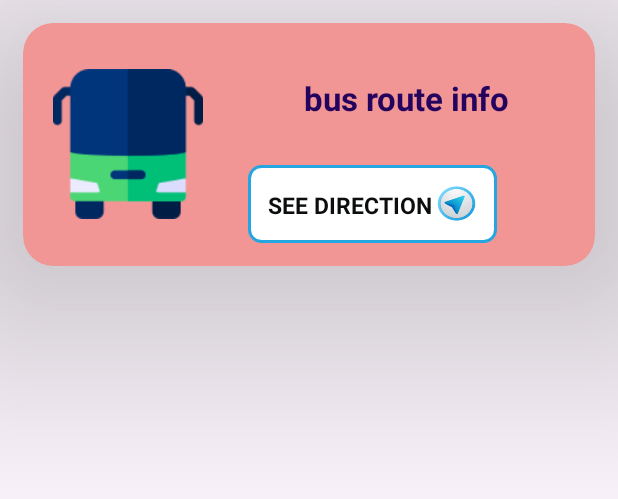
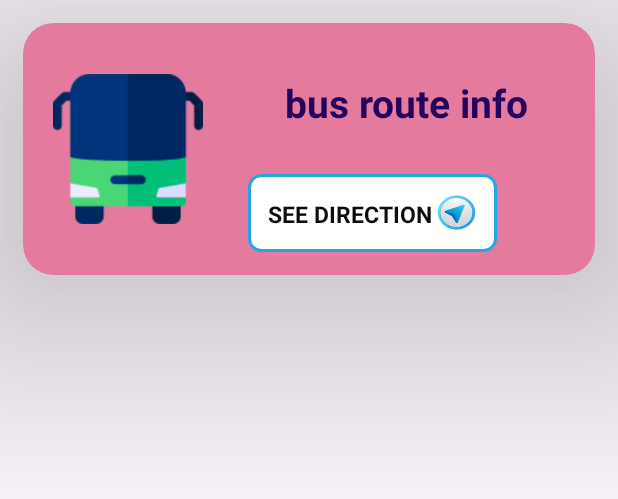
Before and after one commit to SathishVBL/VelBus_final, an Android app: the layout route_of_bus.xml on its own in the app's theme, with its tools: preview values and no code run, on a phone screen of 412 x 824 dp. Shown: the top 499 px of the screen. Run offline under Robolectric (Android 15) with nearby library versions, the phone set to English and light mode, and no system bars; network calls fail.

Commit message:
this is my first project

```diff
--- a/app/src/main/java/com/example/velbus/timeInfoAdapter.java
+++ b/app/src/main/java/com/example/velbus/timeInfoAdapter.java
@@ -79,9 +79,8 @@ public class timeInfoAdapter extends RecyclerView.Adapter<timeInfoAdapter.timeVi
 
             for(String tt:t){
                 LocalTime specificTime=LocalTime.parse(tt,formatter24hr);
-
+                tempTime=specificTime.format(formatter12hr);
                 if(specificTime.isAfter(currentTime)){
-                    tempTime=specificTime.format(formatter12hr);
                     actualTime.add(tempTime);
                 }
 
--- a/app/src/main/res/layout/route_of_bus.xml
+++ b/app/src/main/res/layout/route_of_bus.xml
@@ -7,7 +7,7 @@
     android:layout_width="match_parent"
     app:cardCornerRadius="20sp"
     app:cardElevation="100sp"
-    app:cardBackgroundColor="#F29595"
+    app:cardBackgroundColor="#E57A9F"
     android:layout_margin="15sp"
     >
     <RelativeLayout
@@ -37,7 +37,7 @@
             android:textAlignment="center"
             android:textColor="#24035F"
             android:textStyle="bold"
-            android:textSize="22sp" />
+            android:textSize="26sp" />
 
 
         <RelativeLayout
```
